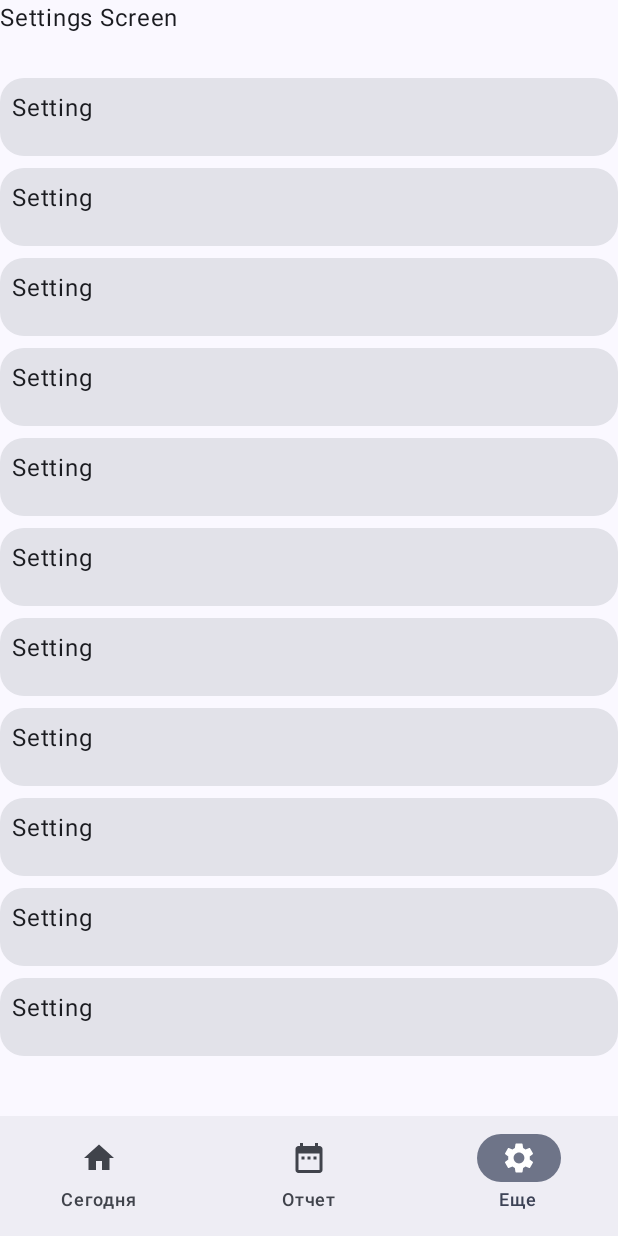
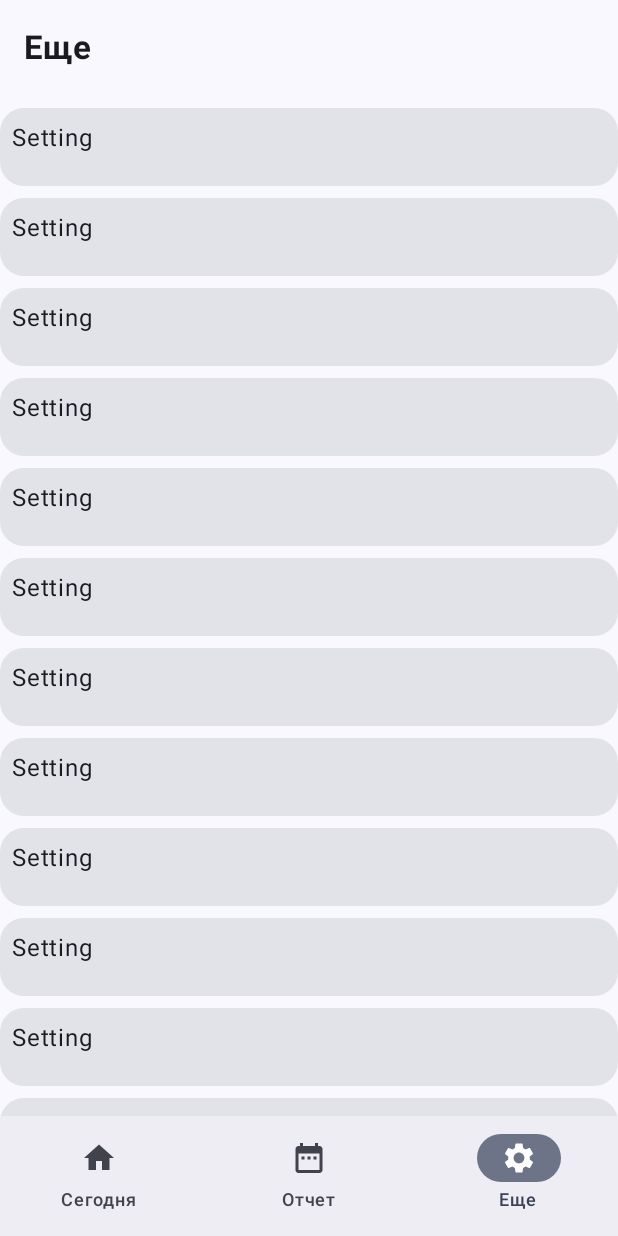
Before and after one commit to XBaTuT3MuHyT/NA_StepTracker, an Android app built with Jetpack Compose: the HomeScreen screen opened through its navigation route, item 3 of the bottom bar chosen, on a phone screen of 412 x 824 dp. Run offline under Robolectric (Android 15) with nearby library versions, the phone set to English and light mode, and no system bars.

Commit message:
добавил топ бар, UI домашнего экрана

```diff
--- a/app/build.gradle.kts
+++ b/app/build.gradle.kts
@@ -1,4 +1,4 @@
-plugins {
+    plugins {
     alias(libs.plugins.android.application)
     alias(libs.plugins.kotlin.android)
     alias(libs.plugins.kotlin.compose)
@@ -58,4 +58,6 @@ dependencies {
     debugImplementation(libs.androidx.compose.ui.tooling)
     debugImplementation(libs.androidx.compose.ui.test.manifest)
     implementation(libs.navigation.compose)
+    implementation(libs.androidx.compose.material.icons.extended)
+
 }
--- a/app/src/main/java/com/example/na_steptracker/MyApp.kt
+++ b/app/src/main/java/com/example/na_steptracker/MyApp.kt
@@ -1,7 +1,9 @@
 package com.example.na_steptracker
 
 import androidx.compose.foundation.layout.fillMaxSize
+import androidx.compose.material3.Label
 import androidx.compose.material3.Scaffold
+import androidx.compose.material3.Text
 import androidx.compose.runtime.Composable
 import androidx.compose.runtime.getValue
 import androidx.compose.ui.Modifier
@@ -27,14 +29,19 @@ fun MyApp() {
     NA_StepTrackerTheme {
         Scaffold(
             modifier = Modifier.fillMaxSize(),
+            topBar = {
+                if (currentRoute in bottomBarScreens) {
+                    TopBar(navController)
+                }
+            },
             bottomBar = {
-                if (currentRoute in bottomBarScreens){
+                if (currentRoute in bottomBarScreens) {
                     BottomBar(navController)
                 }
             }
-        ){innerPadding ->
+        ) { innerPadding ->
             RootNavGraph(navController, innerPadding)
-    }
+        }
 
 
     }
--- /dev/null
+++ b/app/src/main/java/com/example/na_steptracker/TopBar.kt
@@ -0,0 +1,35 @@
+package com.example.na_steptracker
+
+import androidx.compose.material3.ExperimentalMaterial3Api
+import androidx.compose.material3.Text
+import androidx.compose.material3.TopAppBar
+import androidx.compose.runtime.Composable
+import androidx.compose.runtime.getValue
+import androidx.compose.ui.text.font.FontWeight
+import androidx.navigation.NavController
+import androidx.navigation.compose.currentBackStackEntryAsState
+import com.example.na_steptracker.graphs.BottomBarScreen
+import com.example.na_steptracker.graphs.Graph
+
+@OptIn(ExperimentalMaterial3Api::class)
+@Composable
+fun TopBar(navController: NavController) {
+    val navBackStackEntry by navController.currentBackStackEntryAsState()
+    val currentRoute = navBackStackEntry?.destination?.route
+
+    val title = when (currentRoute) {
+        BottomBarScreen.Home.route -> BottomBarScreen.Home.label
+        BottomBarScreen.Stat.route -> BottomBarScreen.Stat.label
+        BottomBarScreen.Settings.route -> BottomBarScreen.Settings.label
+        else -> {
+            ""
+        }
+    }
+    TopAppBar(
+        title = {
+            Text(
+                title,
+                fontWeight = FontWeight.Bold
+            )
+        })
+}
--- a/app/src/main/java/com/example/na_steptracker/graphs/RootNavGraph.kt
+++ b/app/src/main/java/com/example/na_steptracker/graphs/RootNavGraph.kt
@@ -19,9 +19,6 @@ fun RootNavGraph(navController: NavHostController, innerPadding: PaddingValues)
     }
 }
 
-
-
-
 object Graph{
     const val ROOT = "root_graph"
     const val AUTH = "auth_graph"
--- a/app/src/main/java/com/example/na_steptracker/screens/auth/AuthScreen.kt
+++ b/app/src/main/java/com/example/na_steptracker/screens/auth/AuthScreen.kt
@@ -20,7 +20,6 @@ import com.example.na_steptracker.ui.theme.NA_StepTrackerTheme
 
 @Composable
 fun AuthScreen(
-//    navController: NavHostController
 ) {
     Column(
         modifier = Modifier
--- a/app/src/main/java/com/example/na_steptracker/screens/home/HomeScreen.kt
+++ b/app/src/main/java/com/example/na_steptracker/screens/home/HomeScreen.kt
@@ -1,10 +1,166 @@
 package com.example.na_steptracker.screens.home
 
+import androidx.compose.foundation.Image
+import androidx.compose.foundation.layout.Arrangement
+import androidx.compose.foundation.layout.Column
+import androidx.compose.foundation.layout.Row
+import androidx.compose.foundation.layout.fillMaxHeight
+import androidx.compose.foundation.layout.fillMaxSize
+import androidx.compose.foundation.layout.fillMaxWidth
+import androidx.compose.foundation.layout.height
+import androidx.compose.foundation.layout.padding
+import androidx.compose.foundation.layout.size
+import androidx.compose.foundation.layout.wrapContentHeight
+import androidx.compose.foundation.rememberScrollState
+import androidx.compose.foundation.shape.RoundedCornerShape
+import androidx.compose.foundation.verticalScroll
+import androidx.compose.material.icons.Icons
+import androidx.compose.material.icons.filled.WbSunny
+import androidx.compose.material3.Card
+import androidx.compose.material3.CircularProgressIndicator
+import androidx.compose.material3.Icon
+import androidx.compose.material3.ProgressIndicatorDefaults
 import androidx.compose.material3.Text
 import androidx.compose.runtime.Composable
+import androidx.compose.ui.Alignment
+import androidx.compose.ui.Modifier
+import androidx.compose.ui.res.painterResource
+import androidx.compose.ui.text.font.FontWeight
+import androidx.compose.ui.tooling.preview.Preview
+import androidx.compose.ui.unit.dp
+import androidx.compose.ui.unit.sp
 import androidx.navigation.NavController
+import com.example.na_steptracker.ui.theme.NA_StepTrackerTheme
+import java.time.DayOfWeek
+import java.time.LocalDate
+import java.time.format.TextStyle
+import java.util.Locale
+import kotlin.random.Random
+import kotlin.random.nextInt
+
 
 @Composable
-fun HomeScreen(navController: NavController){
-    Text("Home Screen")
+fun HomeScreen(navController: NavController) {
+    Column(
+        verticalArrangement = Arrangement.spacedBy(16.dp),
+        modifier = Modifier.verticalScroll(rememberScrollState())
+    ) {
+        DailyStat()
+        WeaklyStat(days)
+    }
+
 }
+
+@Composable
+fun DailyStat() {
+    Card(
+        modifier = Modifier
+            .fillMaxWidth()
+            .height(186.dp),
+        shape = RoundedCornerShape(16.dp)
+    ) {
+        Row(
+            modifier = Modifier
+                .fillMaxSize()
+                .padding(16.dp),
+            horizontalArrangement = Arrangement.Center
+        ) {
+            Column(
+                Modifier.fillMaxHeight(),
+                horizontalAlignment = Alignment.End,
+                verticalArrangement = Arrangement.Center
+            ) {
+                Text(
+                    text = "5642",
+                    fontSize = 52.sp,
+                    modifier = Modifier.padding(32.dp, 8.dp)
+                )
+                Text(
+                    text = "/6000",
+                    fontSize = 26.sp,
+                    modifier = Modifier.padding(32.dp, 0.dp)
+                )
+            }
+            Icon(
+                imageVector = Icons.Default.WbSunny,
+                contentDescription = null,
+                modifier = Modifier
+                    .padding(36.dp)
+                    .fillMaxSize()
+            )
+        }
+    }
+}
+
+data class Day(val steps: Int, val dayOfTheWeek: DayOfWeek)
+
+val today = LocalDate.now()
+val days = List(7) { index ->
+    val date = today.minusDays(index.toLong())
+    Day(
+        steps = Random.nextInt(0..6000),
+        date.dayOfWeek
+    )
+}.reversed()
+
+@Composable
+fun WeaklyStat(days: List<Day>) {
+    Card(
+        modifier = Modifier
+            .fillMaxWidth()
+            .wrapContentHeight(),
+        shape = RoundedCornerShape(16.dp),
+    ) {
+        Column(Modifier.padding(16.dp)) {
+            Text(
+                text = "В среднем в день: 5632",
+                fontWeight = FontWeight.SemiBold,
+                modifier = Modifier.padding(16.dp, 0.dp)
+            )
+            Row(
+                Modifier
+                    .fillMaxWidth()
+                    .wrapContentHeight(),
+                verticalAlignment = Alignment.CenterVertically,
+                horizontalArrangement = Arrangement.SpaceBetween
+            ) {
+                for (day in days) {
+                    Column(
+                        horizontalAlignment = Alignment.CenterHorizontally
+                    ) {
+                        CircularProgressIndicator(
+                            modifier = Modifier.padding(0.dp, 8.dp),
+                            progress = { Random.nextFloat() },
+                            color = ProgressIndicatorDefaults.circularColor,
+                            strokeWidth = ProgressIndicatorDefaults.CircularStrokeWidth,
+                            trackColor = ProgressIndicatorDefaults.circularIndeterminateTrackColor,
+                            strokeCap = ProgressIndicatorDefaults.CircularDeterminateStrokeCap,
+                        )
+                        Text(
+                            text = day.dayOfTheWeek.getDisplayName(
+                                TextStyle.SHORT,
+                                Locale.getDefault()
+                            )
+                        )
+                    }
+                }
+            }
+        }
+    }
+}
+
+@Preview(showBackground = true)
+@Composable
+fun HomeScreenPreview() {
+    NA_StepTrackerTheme {
+        DailyStat()
+    }
+}
+
+@Preview(showBackground = true)
+@Composable
+fun WeaklyStatPreview() {
+    NA_StepTrackerTheme {
+        WeaklyStat(days)
+    }
+}
--- a/app/src/main/java/com/example/na_steptracker/screens/home/SettingsScreen.kt
+++ b/app/src/main/java/com/example/na_steptracker/screens/home/SettingsScreen.kt
@@ -23,16 +23,14 @@ import androidx.navigation.NavController
 
 @Composable
 fun SettingsScreen(navController: NavController) {
-    Text("Settings Screen")
     SettingsList(List<Setting>(20){Setting("Setting ")})
 }
 @Composable
 fun SettingsList(items: List<Setting>){
     LazyColumn(
         modifier = Modifier
-            .fillMaxSize()
-            .padding(0.dp, 36.dp),
-        contentPadding = PaddingValues(0.dp, 16.dp),
+            .fillMaxSize(),
+        contentPadding = PaddingValues(0.dp, 8.dp),
         verticalArrangement = Arrangement.spacedBy(8.dp)
     ) {
         items(items) { item ->
@@ -54,13 +52,13 @@ fun SettingsList(items: List<Setting>){
         }
     }
 }
+
 data class Setting(val label: String)
 
 @Preview(
     showBackground = true,
-
-    )
+)
 @Composable
-fun SettingsListPreview(){
-    SettingsList(List<Setting>(15){Setting("Setting ")})
+fun SettingsListPreview() {
+    SettingsList(List<Setting>(15) { Setting("Setting ") })
 }
--- a/app/src/main/java/com/example/na_steptracker/screens/home/StatScreen.kt
+++ b/app/src/main/java/com/example/na_steptracker/screens/home/StatScreen.kt
@@ -5,5 +5,5 @@ import androidx.compose.runtime.Composable
 import androidx.navigation.NavController
 @Composable
 fun StatScreen(navController: NavController) {
-    Text("Stat Screen")
+
 }
--- a/gradle/libs.versions.toml
+++ b/gradle/libs.versions.toml
@@ -11,6 +11,7 @@ composeBom = "2024.09.00"
 nav = "2.9.6"
 
 [libraries]
+androidx-compose-material-icons-extended = { module = "androidx.compose.material:material-icons-extended" }
 androidx-core-ktx = { group = "androidx.core", name = "core-ktx", version.ref = "coreKtx" }
 junit = { group = "junit", name = "junit", version.ref = "junit" }
 androidx-junit = { group = "androidx.test.ext", name = "junit", version.ref = "junitVersion" }
```
Also changed, not shown: app/src/main/java/com/example/na_steptracker/screens/auth/LoginScreen.kt (+10 -6 lines).
